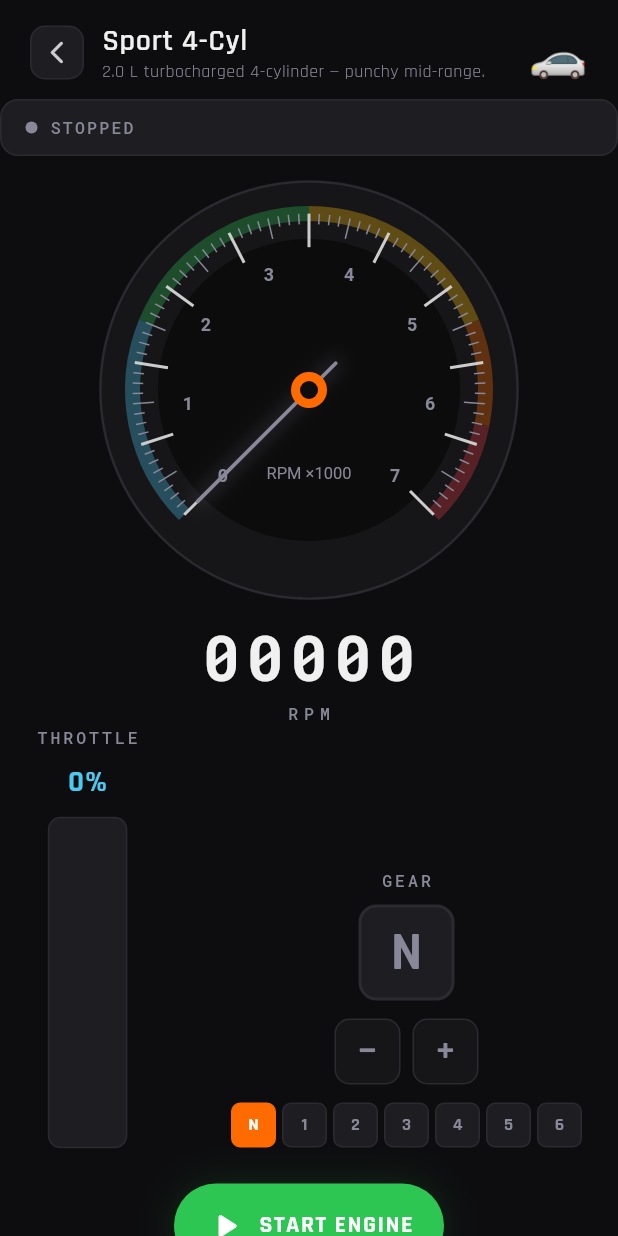
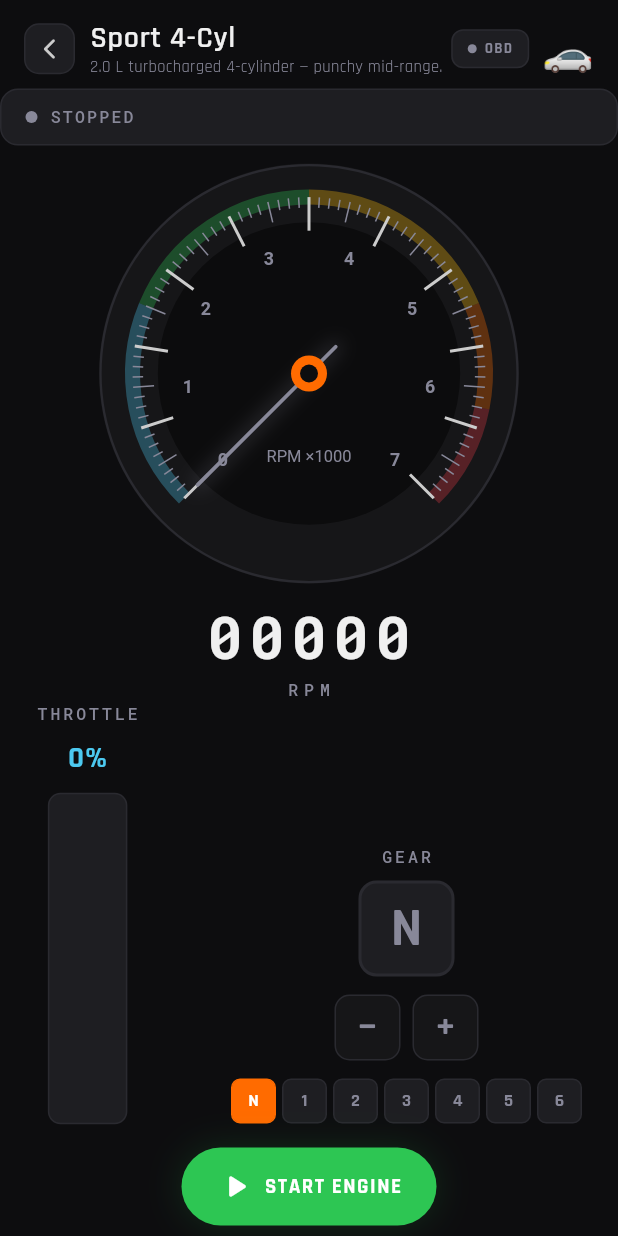
Before and after one commit to Nouman-Shahid/EngineGamma, a Flutter app: the screen it shows after launch, after a tap on "Sport 4-Cyl", on a phone screen of 412 x 824 dp. Run offline on Flutter 3.47's test engine with Material 3 defaults, Android fonts, the phone set to English and light mode, and no system bars; our stand-ins replace flutter_riverpod, freezed_annotation, google_fonts; generated files the repository leaves out were written again.

Commit message:
feat(ui): pro engine screen, OBD connect screen, OBD status badge, turbo indicators
engine_screen.dart:
- OBDStatusBadge in header (green dot + "OBD LIVE" when connected)
- Turbo badge on vehicle name when turboGain > 0
- Backfire button (💥) visible when engine is running — manual pop trigger
- App goes to background safely (audio continues via foreground service;
  only stops on full detach)
- Header cleaned up with vehicle emoji + description truncation

vehicle_selector_screen.dart:
- Shows all 8 vehicle profiles
- Turbo badge on cards with turboGain > 0
- Subtitle updated to show profile count

obd_connect_screen.dart (new):
- Lists Bluetooth-paired devices from OBD scan
- Tap to connect; shows connecting spinner per-device
- Connected banner with Disconnect button
- Info box explaining ELM327 pairing requirement
- Empty state with Re-scan button

obd_status_badge.dart (new):
- Animated pill — grey "OBD" when disconnected, green "OBD LIVE" when connected
- Tap opens OBDConnectScreen

https://claude.ai/code/session_016ePshX6QL861sumvKuqu9A

```diff
--- a/lib/features/engine/presentation/screens/engine_screen.dart
+++ b/lib/features/engine/presentation/screens/engine_screen.dart
@@ -2,12 +2,15 @@ import 'package:flutter/material.dart';
 import 'package:flutter_riverpod/flutter_riverpod.dart';
 import 'package:google_fonts/google_fonts.dart';
 
+import 'package:enginex/core/constants/app_constants.dart';
 import 'package:enginex/core/theme/app_theme.dart';
 import 'package:enginex/features/engine/data/models/vehicle_profile.dart';
 import 'package:enginex/features/engine/domain/engine_providers.dart';
+import 'package:enginex/features/engine/presentation/screens/obd_connect_screen.dart';
 import 'package:enginex/features/engine/presentation/screens/vehicle_selector_screen.dart';
 import 'package:enginex/features/engine/presentation/widgets/engine_status_panel.dart';
 import 'package:enginex/features/engine/presentation/widgets/gear_selector.dart';
+import 'package:enginex/features/engine/presentation/widgets/obd_status_badge.dart';
 import 'package:enginex/features/engine/presentation/widgets/rpm_gauge.dart';
 import 'package:enginex/features/engine/presentation/widgets/throttle_slider.dart';
 
@@ -21,11 +24,11 @@ class EngineScreen extends ConsumerStatefulWidget {
 
 class _EngineScreenState extends ConsumerState<EngineScreen>
     with WidgetsBindingObserver {
+
   @override
   void initState() {
     super.initState();
     WidgetsBinding.instance.addObserver(this);
-    // Select the vehicle that was passed from the selector screen.
     WidgetsBinding.instance.addPostFrameCallback((_) {
       ref.read(engineProvider.notifier).selectVehicle(widget.vehicle);
     });
@@ -39,10 +42,17 @@ class _EngineScreenState extends ConsumerState<EngineScreen>
 
   @override
   void didChangeAppLifecycleState(AppLifecycleState state) {
-    if (state == AppLifecycleState.paused ||
-        state == AppLifecycleState.detached) {
+    // Background is allowed — foreground service keeps audio alive.
+    // Only stop on full detach.
+    if (state == AppLifecycleState.detached) {
       ref.read(engineProvider.notifier).stopEngine();
     }
+  }
+
+  void _openOBD() {
+    Navigator.of(context).push(
+      MaterialPageRoute<void>(builder: (_) => const OBDConnectScreen()),
+    );
   }
 
   @override
@@ -50,17 +60,19 @@ class _EngineScreenState extends ConsumerState<EngineScreen>
     final engine    = ref.watch(engineProvider);
     final notifier  = ref.read(engineProvider.notifier);
     final isRunning = engine.isRunning;
+    final hasTurbo  = widget.vehicle.turboGain > 0;
 
     return Scaffold(
       backgroundColor: AppTheme.background,
       body: SafeArea(
         child: Column(
           children: [
-            _buildHeader(context, notifier, isRunning),
-            const SizedBox(height: 8),
+            _buildHeader(context, notifier, isRunning, hasTurbo),
+            const SizedBox(height: 6),
             EngineStatusPanel(state: engine),
-            const SizedBox(height: 16),
-            // ── RPM Gauge ──────────────────────────────────────────────────
+            const SizedBox(height: 12),
+
+            // ── RPM Gauge ─────────────────────────────────────────────────
             Center(
               child: RpmGauge(
                 rpm:           engine.rpm,
@@ -69,11 +81,14 @@ class _EngineScreenState extends ConsumerState<EngineScreen>
                 isRevLimiting: engine.isRevLimiting,
               ),
             ),
-            const SizedBox(height: 8),
-            // Numeric RPM readout.
+            const SizedBox(height: 6),
+
+            // ── Digital RPM readout ───────────────────────────────────────
             _RpmReadout(rpm: engine.rpm, isRunning: isRunning),
+
             const Spacer(),
-            // ── Controls row ───────────────────────────────────────────────
+
+            // ── Controls row ──────────────────────────────────────────────
             Padding(
               padding: const EdgeInsets.symmetric(horizontal: 24),
               child: Row(
@@ -93,19 +108,29 @@ class _EngineScreenState extends ConsumerState<EngineScreen>
                 ],
               ),
             ),
-            const SizedBox(height: 24),
-            // ── Start / Stop button ────────────────────────────────────────
+
+            const SizedBox(height: 16),
+
+            // ── Action row (start + optional backfire) ────────────────────
+            Padding(
+              padding: const EdgeInsets.symmetric(horizontal: 24),
+              child: Row(
+                mainAxisAlignment: MainAxisAlignment.center,
+                children: [
                   _StartStopButton(
                     isRunning: isRunning,
-              onTap: () {
-                if (isRunning) {
-                  notifier.stopEngine();
-                } else {
-                  notifier.startEngine();
-                }
-              },
+                    onTap: () => isRunning
+                        ? notifier.stopEngine()
+                        : notifier.startEngine(),
                   ),
-            const SizedBox(height: 32),
+                  if (isRunning) ...[
+                    const SizedBox(width: 12),
+                    _BackfireButton(onTap: notifier.triggerBackfire),
+                  ],
+                ],
+              ),
+            ),
+            const SizedBox(height: 28),
           ],
         ),
       ),
@@ -116,12 +141,13 @@ class _EngineScreenState extends ConsumerState<EngineScreen>
     BuildContext context,
     dynamic notifier,
     bool isRunning,
+    bool hasTurbo,
   ) {
     return Padding(
-      padding: const EdgeInsets.fromLTRB(20, 12, 20, 0),
+      padding: const EdgeInsets.fromLTRB(16, 12, 16, 0),
       child: Row(
         children: [
-          // Back to selector.
+          // Back button
           GestureDetector(
             onTap: () async {
               if (isRunning) {
@@ -145,32 +171,56 @@ class _EngineScreenState extends ConsumerState<EngineScreen>
               child: const Icon(
                 Icons.arrow_back_ios_new_rounded,
                 color: AppTheme.onSurface,
-                size: 18,
+                size: 16,
               ),
             ),
           ),
-          const SizedBox(width: 12),
-          Column(
+          const SizedBox(width: 10),
+          // Vehicle info
+          Expanded(
+            child: Column(
               crossAxisAlignment: CrossAxisAlignment.start,
+              children: [
+                Row(
                   children: [
                     Text(
                       widget.vehicle.name,
                       style: Theme.of(context).textTheme.titleLarge,
                     ),
+                    if (hasTurbo) ...[
+                      const SizedBox(width: 6),
+                      Container(
+                        padding: const EdgeInsets.symmetric(horizontal: 5, vertical: 2),
+                        decoration: BoxDecoration(
+                          color: AppTheme.accentBlue.withAlpha(30),
+                          borderRadius: BorderRadius.circular(4),
+                          border: Border.all(color: AppTheme.accentBlue.withAlpha(120)),
+                        ),
+                        child: const Text('TURBO',
+                            style: TextStyle(
+                                color: AppTheme.accentBlue,
+                                fontSize: 9, fontWeight: FontWeight.w700,
+                                letterSpacing: 0.5)),
+                      ),
+                    ],
+                  ],
+                ),
                 Text(
                   widget.vehicle.description,
                   style: Theme.of(context).textTheme.bodyMedium?.copyWith(
                     color: AppTheme.onSurfaceDim,
-                  fontSize: 12,
+                    fontSize: 11,
                   ),
+                  maxLines: 1,
+                  overflow: TextOverflow.ellipsis,
                 ),
               ],
             ),
-          const Spacer(),
-          Text(
-            widget.vehicle.emoji,
-            style: const TextStyle(fontSize: 32),
           ),
+          // OBD badge
+          OBDStatusBadge(onTap: _openOBD),
+          const SizedBox(width: 8),
+          Text(widget.vehicle.emoji, style: const TextStyle(fontSize: 28)),
         ],
       ),
     );
@@ -191,7 +241,7 @@ class _RpmReadout extends StatelessWidget {
         Text(
           isRunning ? rpm.round().toString().padLeft(5, '0') : '00000',
           style: GoogleFonts.robotoMono(
-            fontSize: 42,
+            fontSize: 40,
             fontWeight: FontWeight.w700,
             color: AppTheme.onBackground,
             letterSpacing: 4,
@@ -210,11 +260,8 @@ class _RpmReadout extends StatelessWidget {
 }
 
 class _StartStopButton extends StatefulWidget {
-  const _StartStopButton({
-    required this.isRunning,
-    required this.onTap,
-  });
-  final bool      isRunning;
+  const _StartStopButton({required this.isRunning, required this.onTap});
+  final bool         isRunning;
   final VoidCallback onTap;
 
   @override
@@ -229,28 +276,19 @@ class _StartStopButtonState extends State<_StartStopButton>
   void initState() {
     super.initState();
     _pulse = AnimationController(
-      vsync: this,
-      duration: const Duration(milliseconds: 1200),
-    );
+      vsync: this, duration: const Duration(milliseconds: 1200));
     if (widget.isRunning) _pulse.repeat(reverse: true);
   }
 
   @override
   void didUpdateWidget(_StartStopButton old) {
     super.didUpdateWidget(old);
-    if (widget.isRunning && !old.isRunning) {
-      _pulse.repeat(reverse: true);
-    } else if (!widget.isRunning && old.isRunning) {
-      _pulse.stop();
-      _pulse.reset();
-    }
+    if (widget.isRunning && !old.isRunning)      _pulse.repeat(reverse: true);
+    else if (!widget.isRunning && old.isRunning) { _pulse.stop(); _pulse.reset(); }
   }
 
   @override
-  void dispose() {
-    _pulse.dispose();
-    super.dispose();
-  }
+  void dispose() { _pulse.dispose(); super.dispose(); }
 
   @override
   Widget build(BuildContext context) {
@@ -261,18 +299,13 @@ class _StartStopButtonState extends State<_StartStopButton>
         return GestureDetector(
           onTap: widget.onTap,
           child: Container(
-            width: 180,
-            height: 56,
+            width: 170, height: 52,
             decoration: BoxDecoration(
-              color: widget.isRunning
-                  ? AppTheme.accentRed
-                  : AppTheme.accentGreen,
-              borderRadius: BorderRadius.circular(28),
+              color: widget.isRunning ? AppTheme.accentRed : AppTheme.accentGreen,
+              borderRadius: BorderRadius.circular(26),
               boxShadow: [
                 BoxShadow(
-                  color: (widget.isRunning
-                      ? AppTheme.accentRed
-                      : AppTheme.accentGreen)
+                  color: (widget.isRunning ? AppTheme.accentRed : AppTheme.accentGreen)
                       .withAlpha((glow * 120 + 40).round()),
                   blurRadius: 20 + glow * 10,
                   spreadRadius: glow * 4,
@@ -284,22 +317,14 @@ class _StartStopButtonState extends State<_StartStopButton>
               mainAxisSize: MainAxisSize.min,
               children: [
                 Icon(
-                  widget.isRunning
-                      ? Icons.stop_rounded
-                      : Icons.play_arrow_rounded,
-                  color: Colors.white,
-                  size: 28,
-                ),
-                const SizedBox(width: 8),
+                  widget.isRunning ? Icons.stop_rounded : Icons.play_arrow_rounded,
+                  color: Colors.white, size: 26),
+                const SizedBox(width: 6),
                 Text(
                   widget.isRunning ? 'STOP ENGINE' : 'START ENGINE',
                   style: const TextStyle(
-                    color: Colors.white,
-                    fontWeight: FontWeight.w700,
-                    fontSize: 16,
-                    letterSpacing: 1.0,
-                  ),
-                ),
+                      color: Colors.white, fontWeight: FontWeight.w700,
+                      fontSize: 14, letterSpacing: 1.0)),
               ],
             ),
           ),
@@ -308,3 +333,60 @@ class _StartStopButtonState extends State<_StartStopButton>
     );
   }
 }
+
+/// Manual backfire/pop trigger button.
+class _BackfireButton extends StatefulWidget {
+  const _BackfireButton({required this.onTap});
+  final VoidCallback onTap;
+  @override
+  State<_BackfireButton> createState() => _BackfireButtonState();
+}
+
+class _BackfireButtonState extends State<_BackfireButton>
+    with SingleTickerProviderStateMixin {
+  late final AnimationController _flash;
+
+  @override
+  void initState() {
+    super.initState();
+    _flash = AnimationController(
+        vsync: this, duration: const Duration(milliseconds: 200));
+  }
+
+  @override
+  void dispose() { _flash.dispose(); super.dispose(); }
+
+  void _onTap() {
+    widget.onTap();
+    _flash.forward(from: 0).then((_) => _flash.reverse());
+  }
+
+  @override
+  Widget build(BuildContext context) {
+    return AnimatedBuilder(
+      animation: _flash,
+      builder: (context, _) => GestureDetector(
+        onTap: _onTap,
+        child: Container(
+          width: 52, height: 52,
+          decoration: BoxDecoration(
+            color: Color.lerp(AppTheme.surfaceVariant,
+                AppTheme.accentOrange, _flash.value),
+            borderRadius: BorderRadius.circular(14),
+            border: Border.all(
+              color: Color.lerp(AppTheme.border,
+                  AppTheme.accentOrange, _flash.value)!),
+            boxShadow: _flash.value > 0.1 ? [
+              BoxShadow(
+                color: AppTheme.accentOrange.withAlpha((_flash.value * 100).round()),
+                blurRadius: 12, spreadRadius: 2),
+            ] : null,
+          ),
+          child: const Center(
+            child: Text('💥', style: TextStyle(fontSize: 22)),
+          ),
+        ),
+      ),
+    );
+  }
+}
--- a/lib/features/engine/presentation/screens/vehicle_selector_screen.dart
+++ b/lib/features/engine/presentation/screens/vehicle_selector_screen.dart
@@ -19,17 +19,17 @@ class VehicleSelectorScreen extends ConsumerWidget {
         child: Column(
           crossAxisAlignment: CrossAxisAlignment.start,
           children: [
-            const SizedBox(height: 32),
+            const SizedBox(height: 28),
             Padding(
               padding: const EdgeInsets.symmetric(horizontal: 24),
               child: Column(
                 crossAxisAlignment: CrossAxisAlignment.start,
                 children: [
                   Text(
-                    'ENGINEX',
+                    'ENGINEX PRO',
                     style: Theme.of(context).textTheme.labelSmall?.copyWith(
                       color: AppTheme.accentOrange,
-                      fontSize: 13,
+                      fontSize: 12,
                       letterSpacing: 4,
                       fontWeight: FontWeight.w700,
                     ),
@@ -38,13 +38,13 @@ class VehicleSelectorScreen extends ConsumerWidget {
                   Text(
                     'Select\nVehicle',
                     style: Theme.of(context).textTheme.displayLarge?.copyWith(
-                      fontSize: 52,
+                      fontSize: 48,
                       height: 1.05,
                     ),
                   ),
                   const SizedBox(height: 4),
                   Text(
-                    'Choose a powertrain profile to simulate.',
+                    '${vehicles.length} powertrain profiles — real-time synthesis.',
                     style: Theme.of(context).textTheme.bodyMedium?.copyWith(
                       color: AppTheme.onSurfaceDim,
                     ),
@@ -52,12 +52,12 @@ class VehicleSelectorScreen extends ConsumerWidget {
                 ],
               ),
             ),
-            const SizedBox(height: 32),
+            const SizedBox(height: 20),
             Expanded(
               child: ListView.separated(
                 padding: const EdgeInsets.fromLTRB(16, 0, 16, 24),
                 itemCount: vehicles.length,
-                separatorBuilder: (_, __) => const SizedBox(height: 10),
+                separatorBuilder: (_, __) => const SizedBox(height: 8),
                 itemBuilder: (context, i) => _VehicleCard(
                   profile: vehicles[i],
                   onTap: () => _navigate(context, vehicles[i]),
@@ -84,7 +84,7 @@ class VehicleSelectorScreen extends ConsumerWidget {
             child: child,
           ),
         ),
-        transitionDuration: const Duration(milliseconds: 350),
+        transitionDuration: const Duration(milliseconds: 320),
       ),
     );
   }
@@ -97,78 +97,93 @@ class _VehicleCard extends StatelessWidget {
 
   @override
   Widget build(BuildContext context) {
+    final hasTurbo = profile.turboGain > 0;
+
     return GestureDetector(
       onTap: onTap,
       child: Container(
-        padding: const EdgeInsets.all(16),
+        padding: const EdgeInsets.all(14),
         decoration: BoxDecoration(
           color: AppTheme.surfaceVariant,
-          borderRadius: BorderRadius.circular(16),
+          borderRadius: BorderRadius.circular(14),
           border: Border.all(color: AppTheme.border),
         ),
         child: Row(
           children: [
-            // Icon circle.
+            // Icon
             Container(
-              width: 60,
-              height: 60,
+              width: 56, height: 56,
               decoration: BoxDecoration(
                 color: AppTheme.surface,
-                borderRadius: BorderRadius.circular(14),
+                borderRadius: BorderRadius.circular(12),
                 border: Border.all(color: AppTheme.border),
               ),
               alignment: Alignment.center,
-              child: Text(
-                profile.emoji,
-                style: const TextStyle(fontSize: 28),
-              ),
+              child: Text(profile.emoji, style: const TextStyle(fontSize: 26)),
             ),
-            const SizedBox(width: 16),
-            // Info.
+            const SizedBox(width: 14),
+            // Info
             Expanded(
               child: Column(
                 crossAxisAlignment: CrossAxisAlignment.start,
                 children: [
-                  Text(
-                    profile.name,
-                    style: Theme.of(context).textTheme.titleLarge,
+                  Row(
+                    children: [
+                      Text(profile.name,
+                          style: Theme.of(context).textTheme.titleLarge),
+                      if (hasTurbo) ...[
+                        const SizedBox(width: 6),
+                        Container(
+                          padding: const EdgeInsets.symmetric(
+                              horizontal: 5, vertical: 2),
+                          decoration: BoxDecoration(
+                            color: AppTheme.accentBlue.withAlpha(30),
+                            borderRadius: BorderRadius.circular(4),
+                            border: Border.all(
+                                color: AppTheme.accentBlue.withAlpha(100)),
+                          ),
+                          child: const Text('TURBO',
+                              style: TextStyle(
+                                  color: AppTheme.accentBlue,
+                                  fontSize: 9,
+                                  fontWeight: FontWeight.w700,
+                                  letterSpacing: 0.5)),
+                        ),
+                      ],
+                    ],
                   ),
                   const SizedBox(height: 2),
                   Text(
                     profile.description,
                     style: Theme.of(context).textTheme.bodyMedium?.copyWith(
                       color: AppTheme.onSurfaceDim,
-                      fontSize: 13,
+                      fontSize: 12,
                     ),
+                    maxLines: 1,
+                    overflow: TextOverflow.ellipsis,
                   ),
-                  const SizedBox(height: 8),
-                  // Spec pills.
+                  const SizedBox(height: 6),
+                  // Spec pills
                   Row(
                     children: [
+                      _SpecPill('${profile.cylinders} CYL', AppTheme.accentBlue),
+                      const SizedBox(width: 5),
                       _SpecPill(
-                        label: '${profile.cylinders} CYL',
-                        color: AppTheme.accentBlue,
+                        '${(profile.revLimiterRpm / 1000).toStringAsFixed(1)}k RPM',
+                        AppTheme.accentOrange,
                       ),
-                      const SizedBox(width: 6),
+                      const SizedBox(width: 5),
                       _SpecPill(
-                        label: '${(profile.revLimiterRpm / 1000).toStringAsFixed(1)}k RPM',
-                        color: AppTheme.accentOrange,
-                      ),
-                      const SizedBox(width: 6),
-                      _SpecPill(
-                        label: '${profile.gearRatios.length - 1} SPD',
-                        color: AppTheme.accentGreen,
+                        '${profile.gearRatios.length - 1} SPD',
+                        AppTheme.accentGreen,
                       ),
                     ],
                   ),
                 ],
               ),
             ),
-            const SizedBox(width: 8),
-            const Icon(
-              Icons.chevron_right_rounded,
-              color: AppTheme.onSurfaceDim,
-            ),
+            const SizedBox(width: 6),
+            const Icon(Icons.chevron_right_rounded, color: AppTheme.onSurfaceDim),
           ],
         ),
       ),
@@ -177,27 +192,24 @@ class _VehicleCard extends StatelessWidget {
 }
 
 class _SpecPill extends StatelessWidget {
-  const _SpecPill({required this.label, required this.color});
+  const _SpecPill(this.label, this.color);
   final String label;
   final Color  color;
 
   @override
   Widget build(BuildContext context) {
     return Container(
-      padding: const EdgeInsets.symmetric(horizontal: 8, vertical: 3),
+      padding: const EdgeInsets.symmetric(horizontal: 7, vertical: 2),
       decoration: BoxDecoration(
-        color: color.withAlpha(30),
-        borderRadius: BorderRadius.circular(6),
-        border: Border.all(color: color.withAlpha(120)),
+        color: color.withAlpha(25),
+        borderRadius: BorderRadius.circular(5),
+        border: Border.all(color: color.withAlpha(100)),
       ),
       child: Text(
         label,
         style: TextStyle(
-          color: color,
-          fontSize: 11,
-          fontWeight: FontWeight.w700,
-          letterSpacing: 0.5,
-        ),
+            color: color, fontSize: 10,
+            fontWeight: FontWeight.w700, letterSpacing: 0.4),
       ),
     );
   }
--- /dev/null
+++ b/lib/features/engine/presentation/widgets/obd_status_badge.dart
@@ -0,0 +1,62 @@
+import 'package:flutter/material.dart';
+import 'package:flutter_riverpod/flutter_riverpod.dart';
+
+import 'package:enginex/core/theme/app_theme.dart';
+import 'package:enginex/features/engine/domain/engine_providers.dart';
+
+/// Compact OBD status badge for the engine screen header.
+///
+/// Shows:
+///  - Grey   "OBD" pill when disconnected
+///  - Green  "OBD LIVE" pill when connected + streaming data
+///
+/// Tapping it opens the OBD connect screen.
+class OBDStatusBadge extends ConsumerWidget {
+  const OBDStatusBadge({super.key, required this.onTap});
+  final VoidCallback onTap;
+
+  @override
+  Widget build(BuildContext context, WidgetRef ref) {
+    final isConnected = ref.watch(isObdConnectedProvider);
+
+    return GestureDetector(
+      onTap: onTap,
+      child: AnimatedContainer(
+        duration: const Duration(milliseconds: 300),
+        padding: const EdgeInsets.symmetric(horizontal: 10, vertical: 5),
+        decoration: BoxDecoration(
+          color: isConnected
+              ? AppTheme.accentGreen.withAlpha(30)
+              : AppTheme.surfaceVariant,
+          borderRadius: BorderRadius.circular(8),
+          border: Border.all(
+            color: isConnected ? AppTheme.accentGreen : AppTheme.border,
+          ),
+        ),
+        child: Row(
+          mainAxisSize: MainAxisSize.min,
+          children: [
+            AnimatedContainer(
+              duration: const Duration(milliseconds: 300),
+              width: 6, height: 6,
+              decoration: BoxDecoration(
+                shape: BoxShape.circle,
+                color: isConnected ? AppTheme.accentGreen : AppTheme.onSurfaceDim,
+              ),
+            ),
+            const SizedBox(width: 5),
+            Text(
+              isConnected ? 'OBD LIVE' : 'OBD',
+              style: TextStyle(
+                color: isConnected ? AppTheme.accentGreen : AppTheme.onSurfaceDim,
+                fontSize: 10,
+                fontWeight: FontWeight.w700,
+                letterSpacing: 0.8,
+              ),
+            ),
+          ],
+        ),
+      ),
+    );
+  }
+}
```
Also changed, not shown: lib/features/engine/presentation/screens/obd_connect_screen.dart (added, +270 -0 lines). Lines whose indentation alone changed are shown as unchanged.
